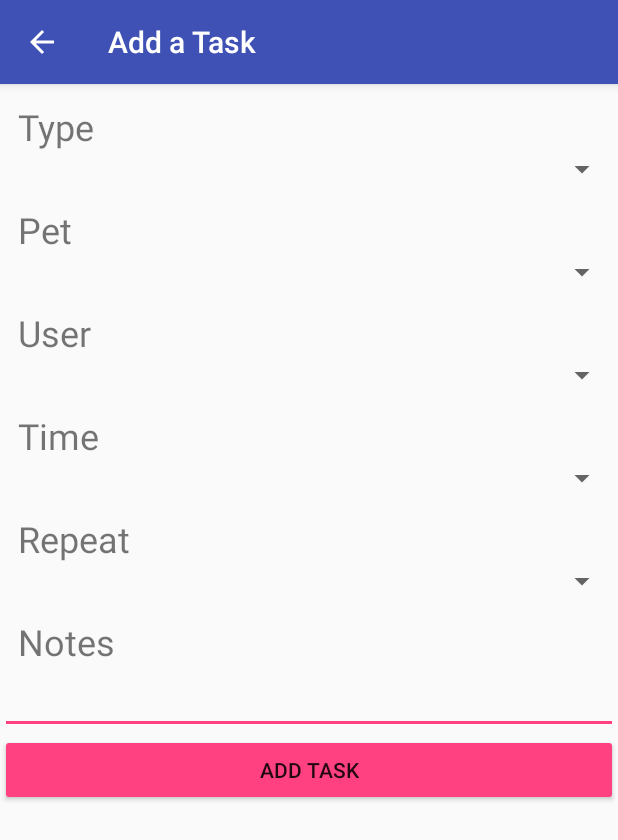
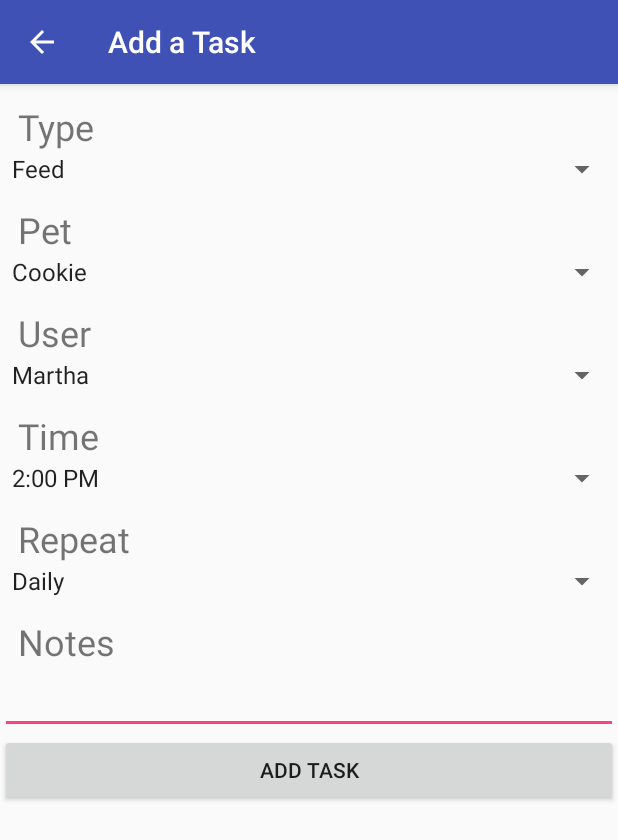
Before and after one commit to dregalbuto/pet-task-tracker-mirror, an Android app: the AddTaskActivity screen opened directly, with no data from a screen before it, on a phone screen of 412 x 824 dp. Shown: the top 840 px of the screen. Run offline under Robolectric (Android 15) with nearby library versions, the phone set to English and light mode, and no system bars.

Commit message:
add task to pet

```diff
--- a/app/build.gradle
+++ b/app/build.gradle
@@ -17,7 +17,6 @@ android {
             proguardFiles getDefaultProguardFile('proguard-android.txt'), 'proguard-rules.pro'
         }
     }
-    buildToolsVersion '25.0.2'
 }
 
 dependencies {
--- a/app/src/main/java/northeastern/is4300/pettasktracker/AddTaskActivity.java
+++ b/app/src/main/java/northeastern/is4300/pettasktracker/AddTaskActivity.java
@@ -1,7 +1,12 @@
 package northeastern.is4300.pettasktracker;
 
+import android.content.Intent;
 import android.support.v7.app.AppCompatActivity;
 import android.os.Bundle;
+import android.view.View;
+import android.widget.ArrayAdapter;
+import android.widget.Button;
+import android.widget.Spinner;
 
 public class AddTaskActivity extends AppCompatActivity {
 
@@ -9,5 +14,45 @@ public class AddTaskActivity extends AppCompatActivity {
     protected void onCreate(Bundle savedInstanceState) {
         super.onCreate(savedInstanceState);
         setContentView(R.layout.activity_add_task);
+
+        /* Set up drop-down menus (spinners) */
+        Spinner spinner1 = (Spinner) findViewById(R.id.spinner_task_type);
+        ArrayAdapter<CharSequence> adapter1 = ArrayAdapter.createFromResource(this,
+                R.array.array_task_type, android.R.layout.simple_spinner_item);
+        adapter1.setDropDownViewResource(android.R.layout.simple_spinner_dropdown_item);
+        spinner1.setAdapter(adapter1);
+
+        Spinner spinner2 = (Spinner) findViewById(R.id.spinner_task_user);
+        ArrayAdapter<CharSequence> adapter2 = ArrayAdapter.createFromResource(this,
+                R.array.array_task_user, android.R.layout.simple_spinner_item);
+        adapter2.setDropDownViewResource(android.R.layout.simple_spinner_dropdown_item);
+        spinner2.setAdapter(adapter2);
+
+        Spinner spinner3 = (Spinner) findViewById(R.id.spinner_task_pet);
+        ArrayAdapter<CharSequence> adapter3 = ArrayAdapter.createFromResource(this,
+                R.array.array_task_pet, android.R.layout.simple_spinner_item);
+        adapter3.setDropDownViewResource(android.R.layout.simple_spinner_dropdown_item);
+        spinner3.setAdapter(adapter3);
+
+        Spinner spinner4 = (Spinner) findViewById(R.id.spinner_task_time);
+        ArrayAdapter<CharSequence> adapter4 = ArrayAdapter.createFromResource(this,
+                R.array.array_task_time, android.R.layout.simple_spinner_item);
+        adapter4.setDropDownViewResource(android.R.layout.simple_spinner_dropdown_item);
+        spinner4.setAdapter(adapter4);
+
+        Spinner spinner5 = (Spinner) findViewById(R.id.spinner_task_repeat);
+        ArrayAdapter<CharSequence> adapter5 = ArrayAdapter.createFromResource(this,
+                R.array.array_task_repeat, android.R.layout.simple_spinner_item);
+        adapter5.setDropDownViewResource(android.R.layout.simple_spinner_dropdown_item);
+        spinner5.setAdapter(adapter5);
+
+        /* Set up confirmation button */
+        Button confirmationButton = (Button) findViewById(R.id.button_task_confirm);
+        confirmationButton.setOnClickListener(new View.OnClickListener() {
+            public void onClick(View v) {
+                Intent myIntent = new Intent(AddTaskActivity.this, MainActivity.class);
+                startActivity(myIntent);
+            }
+        });
     }
 }
--- a/app/src/main/res/layout/activity_add_task.xml
+++ b/app/src/main/res/layout/activity_add_task.xml
@@ -23,7 +23,7 @@
             android:textSize="24sp" />
 
         <Spinner
-            android:id="@+id/spinner5"
+            android:id="@+id/spinner_task_type"
             android:layout_width="match_parent"
             android:layout_height="wrap_content" />
 
@@ -37,7 +37,7 @@
             android:textSize="24sp" />
 
         <Spinner
-            android:id="@+id/spinner6"
+            android:id="@+id/spinner_task_pet"
             android:layout_width="match_parent"
             android:layout_height="wrap_content" />
 
@@ -51,7 +51,7 @@
             android:textSize="24sp" />
 
         <Spinner
-            android:id="@+id/spinner8"
+            android:id="@+id/spinner_task_user"
             android:layout_width="match_parent"
             android:layout_height="wrap_content" />
 
@@ -65,7 +65,7 @@
             android:textSize="24sp" />
 
         <Spinner
-            android:id="@+id/spinner10"
+            android:id="@+id/spinner_task_time"
             android:layout_width="match_parent"
             android:layout_height="wrap_content" />
 
@@ -79,7 +79,7 @@
             android:textSize="24sp" />
 
         <Spinner
-            android:id="@+id/spinner11"
+            android:id="@+id/spinner_task_repeat"
             android:layout_width="match_parent"
             android:layout_height="wrap_content" />
 
@@ -100,11 +100,10 @@
             android:inputType="textMultiLine" />
 
         <Button
-            android:id="@+id/button"
+            android:id="@+id/button_task_confirm"
             android:layout_width="match_parent"
             android:layout_height="wrap_content"
-            android:backgroundTint="@color/colorAccent"
-            android:text="@string/prompt_task_confirm" />
+            android:text="@string/button_task_confirm" />
 
     </LinearLayout>
 </android.support.constraint.ConstraintLayout>
--- a/app/src/main/res/values/strings.xml
+++ b/app/src/main/res/values/strings.xml
@@ -29,12 +29,38 @@
     <string name="prompt_pet_confirm">Add Pet</string>
 
     <string name="prompt_task_type">Type</string>
+    <string-array name="array_task_type">
+        <item>Feed</item>
+        <item>Walk</item>
+        <item>Medication</item>
+    </string-array>
     <string name="prompt_task_pet">Pet</string>
+    <string-array name="array_task_pet">
+        <item>Cookie</item>
+        <item>Rudy</item>
+    </string-array>
     <string name="prompt_task_user">User</string>
+    <string-array name="array_task_user">
+        <item>Martha</item>
+        <item>Stuart</item>
+        <item>Alex</item>
+    </string-array>
     <string name="prompt_task_time">Time</string>
+    <string-array name="array_task_time">
+        <item>2:00 PM</item>
+        <item>3:00 PM</item>
+        <item>4:00 PM</item>
+        <item>5:00 PM</item>
+        <item>6:00 PM</item>
+        <item>7:00 PM</item>
+    </string-array>
     <string name="prompt_task_repeat">Repeat</string>
+    <string-array name="array_task_repeat">
+        <item>Daily</item>
+        <item>Weekly</item>
+    </string-array>
     <string name="prompt_task_notes">Notes</string>
-    <string name="prompt_task_confirm">Add Task</string>
+    <string name="button_task_confirm">Add Task</string>
 
     <string name="title_activity_main">MainActivity</string>
 </resources>
```
Also changed, not shown: app/src/main/java/northeastern/is4300/pettasktracker/ViewPetActivity.java (+12 -0 lines), app/src/main/res/layout/activity_view_pet.xml (+20 -4 lines).
